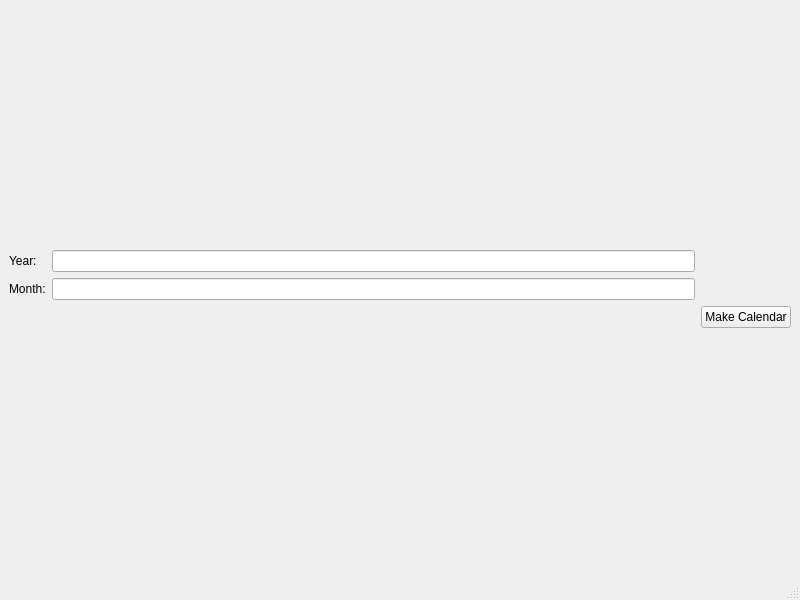
Old version of the form ui/mainwindow.ui in the repository mietteinen/calendarium.
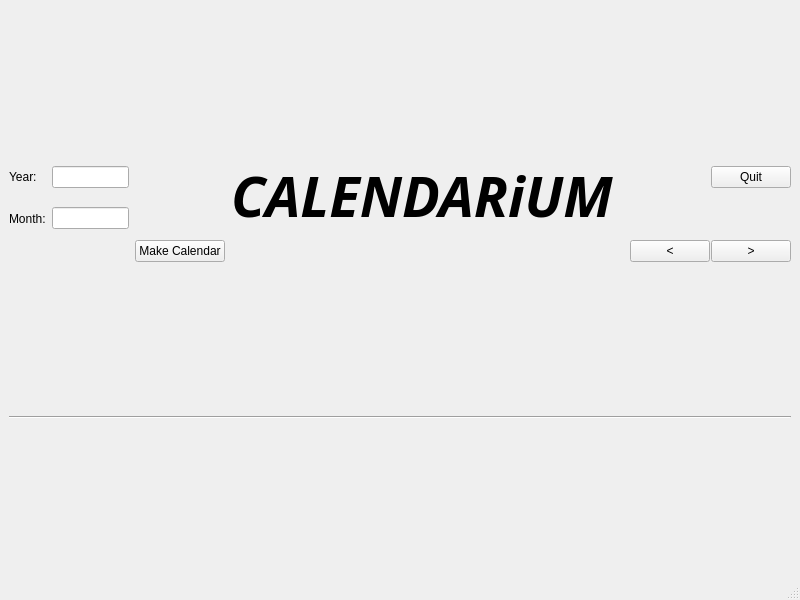
New version of the form.

Commit message: Made the dates on the calendar DateListWidget objects. This is to make adding events easier. Also added a title, a quit button, and buttons for navigating the calendar (not working yet).

```diff
--- a/ui/mainwindow.ui
+++ b/ui/mainwindow.ui
@@ -16,16 +16,109 @@
   <widget class="QWidget" name="centralwidget">
    <layout class="QVBoxLayout" name="verticalLayout">
     <item>
-     <layout class="QGridLayout" name="gridLayout_2">
-      <item row="2" column="2">
+     <layout class="QGridLayout" name="topGrid">
+      <item row="1" column="0">
+       <widget class="QLabel" name="monthLabel">
+        <property name="text">
+         <string>Month:</string>
+        </property>
+       </widget>
+      </item>
+      <item row="1" column="1">
+       <widget class="QLineEdit" name="monthBox"/>
+      </item>
+      <item row="3" column="5">
+       <layout class="QHBoxLayout" name="navigationLayout">
+        <property name="spacing">
+         <number>1</number>
+        </property>
+        <item>
+         <spacer name="navigationSpacer">
+          <property name="orientation">
+           <enum>Qt::Horizontal</enum>
+          </property>
+          <property name="sizeHint" stdset="0">
+           <size>
+            <width>40</width>
+            <height>20</height>
+           </size>
+          </property>
+         </spacer>
+        </item>
+        <item>
+         <widget class="QPushButton" name="prevMonthButton">
+          <property name="text">
+           <string>&lt;</string>
+          </property>
+         </widget>
+        </item>
+        <item>
+         <widget class="QPushButton" name="nextMonthButton">
+          <property name="text">
+           <string>&gt;</string>
+          </property>
+         </widget>
+        </item>
+       </layout>
+      </item>
+      <item row="0" column="3" rowspan="2" colspan="2">
+       <widget class="QLabel" name="label">
+        <property name="font">
+         <font>
+          <family>Yrsa</family>
+          <pointsize>42</pointsize>
+          <italic>true</italic>
+          <bold>true</bold>
+         </font>
+        </property>
+        <property name="text">
+         <string>CALENDARiUM</string>
+        </property>
+       </widget>
+      </item>
+      <item row="0" column="0">
+       <widget class="QLabel" name="yearLabel">
+        <property name="text">
+         <string>Year:</string>
+        </property>
+       </widget>
+      </item>
+      <item row="0" column="1">
+       <widget class="QLineEdit" name="yearBox"/>
+      </item>
+      <item row="3" column="2">
        <widget class="QPushButton" name="makerButton">
         <property name="text">
          <string>Make Calendar</string>
         </property>
        </widget>
       </item>
-      <item row="2" column="1">
-       <spacer name="horizontalSpacer">
+      <item row="0" column="5">
+       <layout class="QHBoxLayout" name="quitLayout">
+        <item>
+         <spacer name="quitSpacer">
+          <property name="orientation">
+           <enum>Qt::Horizontal</enum>
+          </property>
+          <property name="sizeHint" stdset="0">
+           <size>
+            <width>40</width>
+            <height>20</height>
+           </size>
+          </property>
+         </spacer>
+        </item>
+        <item>
+         <widget class="QPushButton" name="quitButton">
+          <property name="text">
+           <string>Quit</string>
+          </property>
+         </widget>
+        </item>
+       </layout>
+      </item>
+      <item row="1" column="5">
+       <spacer name="rightTopSpacer">
         <property name="orientation">
          <enum>Qt::Horizontal</enum>
         </property>
@@ -37,28 +130,15 @@
         </property>
        </spacer>
       </item>
-      <item row="0" column="0">
-       <widget class="QLabel" name="yearLabel">
-        <property name="text">
-         <string>Year:</string>
-        </property>
-       </widget>
-      </item>
-      <item row="1" column="0">
-       <widget class="QLabel" name="monthLabel">
-        <property name="text">
-         <string>Month:</string>
-        </property>
-       </widget>
-      </item>
-      <item row="1" column="1">
-       <widget class="QLineEdit" name="monthBox"/>
-      </item>
-      <item row="0" column="1">
-       <widget class="QLineEdit" name="yearBox"/>
-      </item>
      </layout>
     </item>
+    <item>
+     <widget class="Line" name="line">
+      <property name="orientation">
+       <enum>Qt::Horizontal</enum>
+      </property>
+     </widget>
+    </item>
     <item>
      <layout class="QGridLayout" name="calendarGrid"/>
     </item>
```
Left out of the diff: 19 changed lines with no effect on the pictures. The commit also changes 5 other files.
